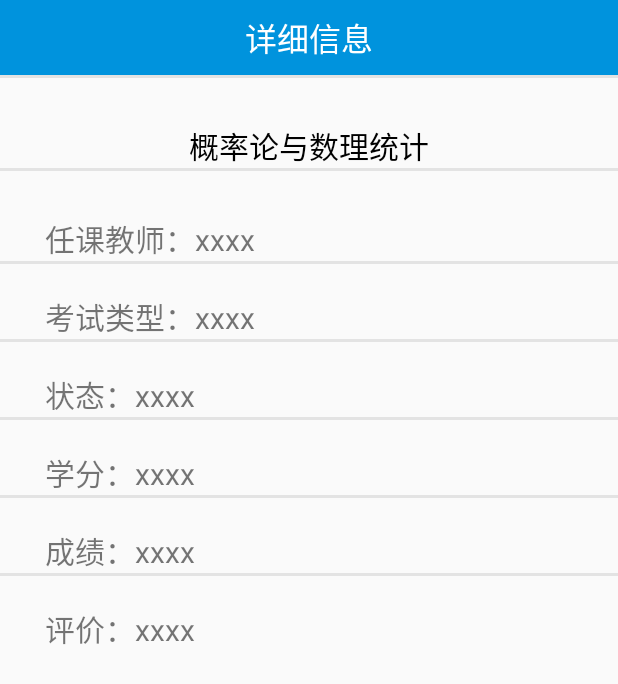
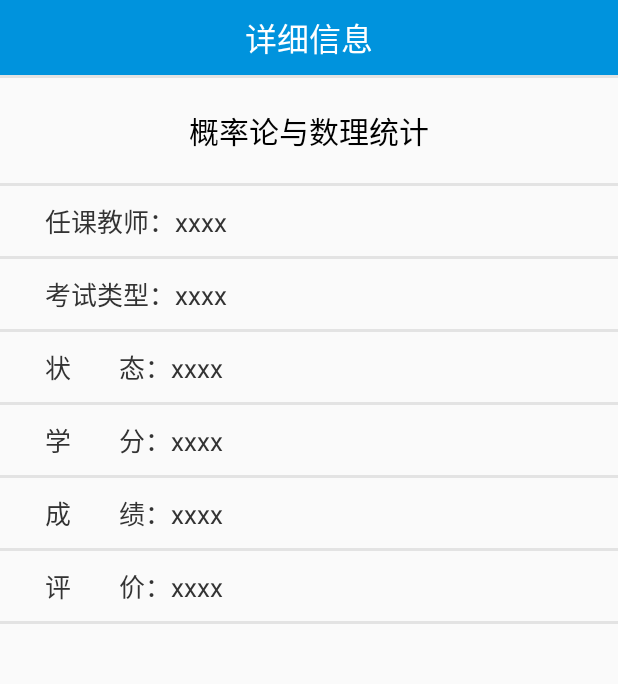
Before and after one commit to feimenggo/XatuSchoolApp, an Android app: the SingleCourseActivity screen opened directly, with no data from a screen before it, on a phone screen of 412 x 824 dp. Shown: the top 684 px of the screen. Run offline under Robolectric (Android 15) with nearby library versions, the phone set to English and light mode, and no system bars; 8 statements that could not run were skipped.

Commit message:
修改了切换的图标，及多个页面页面展示

```diff
--- a/src/main/java/xatu/school/adapter/UseAdapter.java
+++ b/src/main/java/xatu/school/adapter/UseAdapter.java
@@ -45,7 +45,7 @@ public class UseAdapter<T> extends TreeListViewAdapter<T> {
             holder.courseScore = (TextView) convertView.findViewById(R.id.item_course_score);
             holder.courseName.setText(node.getName().getCourseName()); //设置课程名称
             holder.courseScore.setText(node.getName().getCouresScore());//设置课程分数
-            if("75".equals(holder.courseScore.getText()))
+            if("未评价".equals(holder.courseScore.getText()))
             {
                 holder.courseScore.setText("点击评价");
                 int color=mContext.getResources().getColor(R.color.colorPrimary);
--- a/src/main/res/layout/activity_main.xml
+++ b/src/main/res/layout/activity_main.xml
@@ -5,7 +5,7 @@
     android:layout_width="match_parent"
     android:layout_height="match_parent"
     android:orientation="vertical"
-   >
+    >
 
     <FrameLayout
         android:layout_width="match_parent"
--- a/src/main/res/layout/score_child_item.xml
+++ b/src/main/res/layout/score_child_item.xml
@@ -14,8 +14,9 @@
 
         <TextView
             android:id="@+id/item_course_name"
-            android:layout_width="wrap_content"
+            android:layout_width="match_parent"
             android:layout_height="wrap_content"
+            android:layout_toLeftOf="@+id/item_course_score"
             android:singleLine="true"
             android:text="课程名"
             android:textColor="#aa000000"
--- a/src/main/res/layout/single_course.xml
+++ b/src/main/res/layout/single_course.xml
@@ -24,7 +24,8 @@
         android:id="@+id/course_name"
         android:layout_width="match_parent"
         android:layout_height="wrap_content"
-        android:layout_marginTop="30dp"
+        android:layout_marginTop="20dp"
+        android:layout_marginBottom="20dp"
         android:gravity="center"
         android:text="概率论与数理统计"
         android:textColor="#000000"
@@ -33,7 +34,8 @@
     <LinearLayout
         android:layout_width="match_parent"
         android:layout_height="wrap_content"
-        android:layout_marginTop="30dp"
+        android:layout_marginTop="10dp"
+        android:layout_marginBottom="10dp"
         android:orientation="horizontal"
 
         >
@@ -43,20 +45,24 @@
             android:layout_height="wrap_content"
             android:layout_marginLeft="30dp"
             android:text="任课教师："
-            android:textSize="20sp" />
+            android:textColor="#333333"
+            android:textSize="17sp" />
 
         <TextView
             android:id="@+id/course_teacher"
             android:layout_width="match_parent"
             android:layout_height="wrap_content"
             android:text="xxxx"
-            android:textSize="20sp" />
+            android:textColor="#333333"
+            android:singleLine="true"
+            android:textSize="17sp" />
     </LinearLayout>
 
     <LinearLayout
         android:layout_width="match_parent"
         android:layout_height="wrap_content"
-        android:layout_marginTop="20dp"
+        android:layout_marginTop="10dp"
+        android:layout_marginBottom="10dp"
         android:orientation="horizontal"
 
         >
@@ -66,20 +72,24 @@
             android:layout_height="wrap_content"
             android:layout_marginLeft="30dp"
             android:text="考试类型："
-            android:textSize="20sp" />
+            android:textColor="#333333"
+            android:textSize="17sp" />
 
         <TextView
             android:id="@+id/course_type"
             android:layout_width="match_parent"
             android:layout_height="wrap_content"
             android:text="xxxx"
-            android:textSize="20sp" />
+            android:textColor="#333333"
+            android:singleLine="true"
+            android:textSize="17sp" />
     </LinearLayout>
 
     <LinearLayout
         android:layout_width="match_parent"
         android:layout_height="wrap_content"
-        android:layout_marginTop="20dp"
+        android:layout_marginTop="10dp"
+        android:layout_marginBottom="10dp"
         android:orientation="horizontal"
 
         >
@@ -88,21 +98,25 @@
             android:layout_width="wrap_content"
             android:layout_height="wrap_content"
             android:layout_marginLeft="30dp"
-            android:text="状态："
-            android:textSize="20sp" />
+            android:text="状        态："
+            android:textColor="#333333"
+            android:textSize="17sp" />
 
         <TextView
             android:id="@+id/course_status"
             android:layout_width="match_parent"
             android:layout_height="wrap_content"
             android:text="xxxx"
-            android:textSize="20sp" />
+            android:textColor="#333333"
+            android:singleLine="true"
+            android:textSize="17sp" />
     </LinearLayout>
 
     <LinearLayout
         android:layout_width="match_parent"
         android:layout_height="wrap_content"
-        android:layout_marginTop="20dp"
+        android:layout_marginTop="10dp"
+        android:layout_marginBottom="10dp"
         android:orientation="horizontal"
 
         >
@@ -111,21 +125,25 @@
             android:layout_width="wrap_content"
             android:layout_height="wrap_content"
             android:layout_marginLeft="30dp"
-            android:text="学分："
-            android:textSize="20sp" />
+            android:text="学        分："
+            android:textColor="#333333"
+            android:textSize="17sp" />
 
         <TextView
             android:id="@+id/course_xuefen"
             android:layout_width="match_parent"
             android:layout_height="wrap_content"
             android:text="xxxx"
-            android:textSize="20sp" />
+            android:singleLine="true"
+            android:textColor="#333333"
+            android:textSize="17sp" />
     </LinearLayout>
 
     <LinearLayout
         android:layout_width="match_parent"
         android:layout_height="wrap_content"
-        android:layout_marginTop="20dp"
+        android:layout_marginTop="10dp"
+        android:layout_marginBottom="10dp"
         android:orientation="horizontal"
 
         >
@@ -134,21 +152,25 @@
             android:layout_width="wrap_content"
             android:layout_height="wrap_content"
             android:layout_marginLeft="30dp"
-            android:text="成绩："
-            android:textSize="20sp" />
+            android:text="成        绩："
+            android:textColor="#333333"
+            android:textSize="17sp" />
 
         <TextView
             android:id="@+id/course_chengji"
             android:layout_width="match_parent"
             android:layout_height="wrap_content"
             android:text="xxxx"
-            android:textSize="20sp" />
+            android:textColor="#333333"
+            android:singleLine="true"
+            android:textSize="17sp" />
     </LinearLayout>
 
     <LinearLayout
         android:layout_width="match_parent"
         android:layout_height="wrap_content"
-        android:layout_marginTop="20dp"
+        android:layout_marginTop="10dp"
+        android:layout_marginBottom="10dp"
         android:orientation="horizontal"
 
         >
@@ -157,14 +179,21 @@
             android:layout_width="wrap_content"
             android:layout_height="wrap_content"
             android:layout_marginLeft="30dp"
-            android:text="评价："
-            android:textSize="20sp" />
+            android:text="评        价："
+            android:textColor="#333333"
+            android:textSize="17sp" />
 
         <TextView
             android:id="@+id/course_pingjia"
             android:layout_width="match_parent"
             android:layout_height="wrap_content"
             android:text="xxxx"
-            android:textSize="20sp" />
+            android:singleLine="true"
+            android:textColor="#333333"
+            android:textSize="17sp" />
     </LinearLayout>
+    <View
+        android:layout_width="match_parent"
+         android:layout_height="1dp"
+        />
 </LinearLayout>
```
Also changed, not shown: src/main/java/xatu/school/activity/MainActivity.java (+13 -5 lines), src/main/java/xatu/school/view/ChangeColor_myView.java (+15 -3 lines), src/main/res/layout/minelayout.xml (+6 -6 lines), src/main/res/layout/studylayout.xml (+26 -9 lines), src/main/res/mipmap-xxhdpi/course_icon_press.png (added), src/main/res/mipmap-xxhdpi/mine_icon_press.png (added), src/main/res/mipmap-xxhdpi/study_icon_press.png (added).
